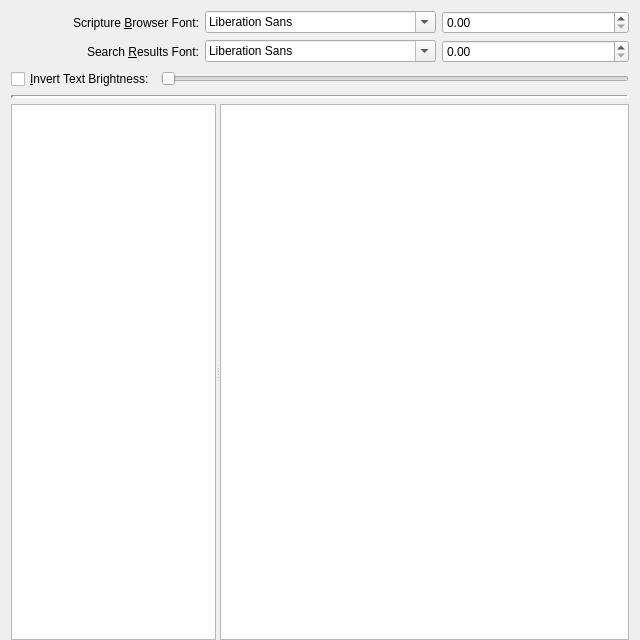
Before: the Qt Designer form programs/KJVCanOpener/KJVTextFormatConfig.ui in dewhisna/KingJamesPureBibleSearch, drawn with Qt 5.
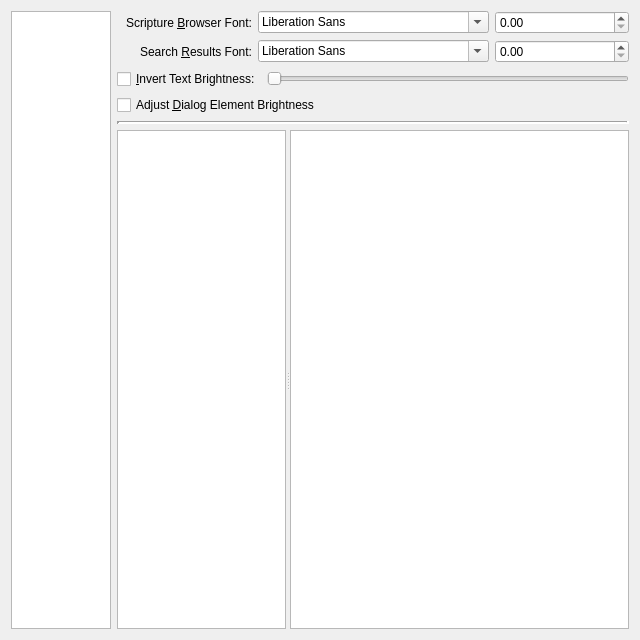
After: the same form once the commit is applied.

```diff
--- a/programs/KJVCanOpener/KJVTextFormatConfig.ui
+++ b/programs/KJVCanOpener/KJVTextFormatConfig.ui
@@ -13,11 +13,24 @@
   <property name="windowTitle">
    <string>Text Format Configuration</string>
   </property>
-  <layout class="QVBoxLayout" name="verticalLayout">
-   <property name="bottomMargin">
-    <number>0</number>
-   </property>
-   <item>
+  <layout class="QGridLayout" name="gridLayout_4">
+   <item row="0" column="0" rowspan="3">
+    <widget class="QListWidget" name="listWidgetColorOptions">
+     <property name="sizePolicy">
+      <sizepolicy hsizetype="Expanding" vsizetype="Expanding">
+       <horstretch>5</horstretch>
+       <verstretch>0</verstretch>
+      </sizepolicy>
+     </property>
+     <property name="editTriggers">
+      <set>QAbstractItemView::NoEditTriggers</set>
+     </property>
+     <property name="showDropIndicator" stdset="0">
+      <bool>false</bool>
+     </property>
+    </widget>
+   </item>
+   <item row="0" column="1">
     <layout class="QGridLayout" name="gridLayout">
      <item row="0" column="0">
       <widget class="QLabel" name="labelScriptureBrowserFont">
@@ -59,9 +72,9 @@
      </item>
     </layout>
    </item>
-   <item>
-    <layout class="QHBoxLayout" name="horizontalLayout">
-     <item>
+   <item row="1" column="1">
+    <layout class="QGridLayout" name="gridLayout_3">
+     <item row="0" column="0">
       <widget class="QCheckBox" name="checkBoxInvertTextBrightness">
        <property name="sizePolicy">
         <sizepolicy hsizetype="Preferred" vsizetype="Fixed">
@@ -74,7 +87,7 @@
        </property>
       </widget>
      </item>
-     <item>
+     <item row="0" column="1">
       <widget class="QSlider" name="horzSliderTextBrigtness">
        <property name="sizePolicy">
         <sizepolicy hsizetype="Expanding" vsizetype="Fixed">
@@ -96,9 +109,16 @@
        </property>
       </widget>
      </item>
+     <item row="1" column="0" colspan="2">
+      <widget class="QCheckBox" name="checkBoxAdjustDialogElementBrightness">
+       <property name="text">
+        <string>Adjust &amp;Dialog Element Brightness</string>
+       </property>
+      </widget>
+     </item>
     </layout>
    </item>
-   <item>
+   <item row="2" column="1">
     <layout class="QGridLayout" name="gridLayout_2">
      <item row="0" column="0">
       <widget class="Line" name="line">
@@ -127,7 +147,7 @@
        <widget class="QTreeView" name="treeViewSearchResultsPreview">
         <property name="sizePolicy">
          <sizepolicy hsizetype="Expanding" vsizetype="Expanding">
-          <horstretch>5</horstretch>
+          <horstretch>10</horstretch>
           <verstretch>0</verstretch>
          </sizepolicy>
         </property>
@@ -135,7 +155,7 @@
        <widget class="QTextBrowser" name="textScriptureBrowserPreview">
         <property name="sizePolicy">
          <sizepolicy hsizetype="Expanding" vsizetype="Expanding">
-          <horstretch>10</horstretch>
+          <horstretch>20</horstretch>
           <verstretch>0</verstretch>
          </sizepolicy>
         </property>
```
Left out of the diff: 2 changed lines with no effect on the pictures.
